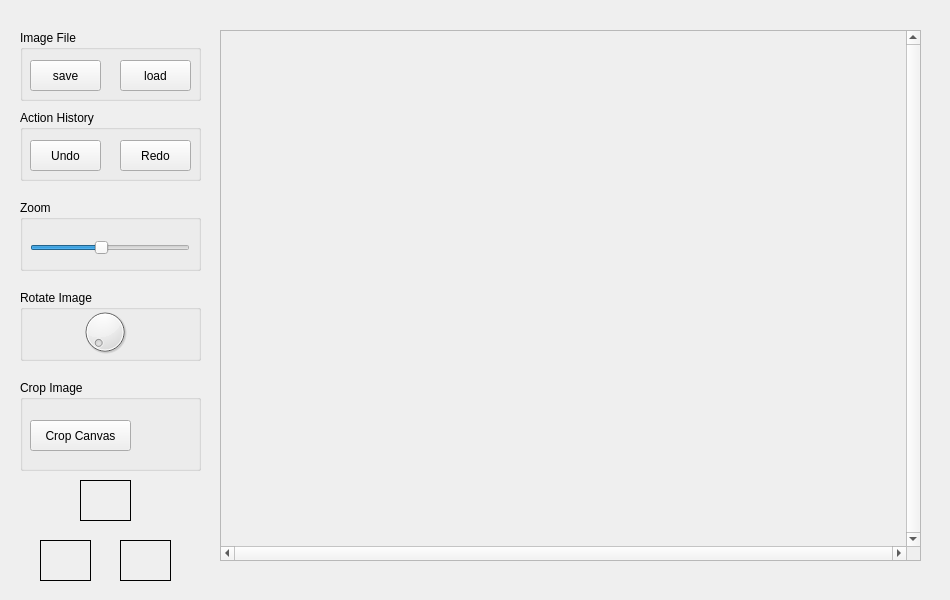
mohamed-shaapan/image_editor, file project_01_try/mainwindow.ui: the form before one commit.
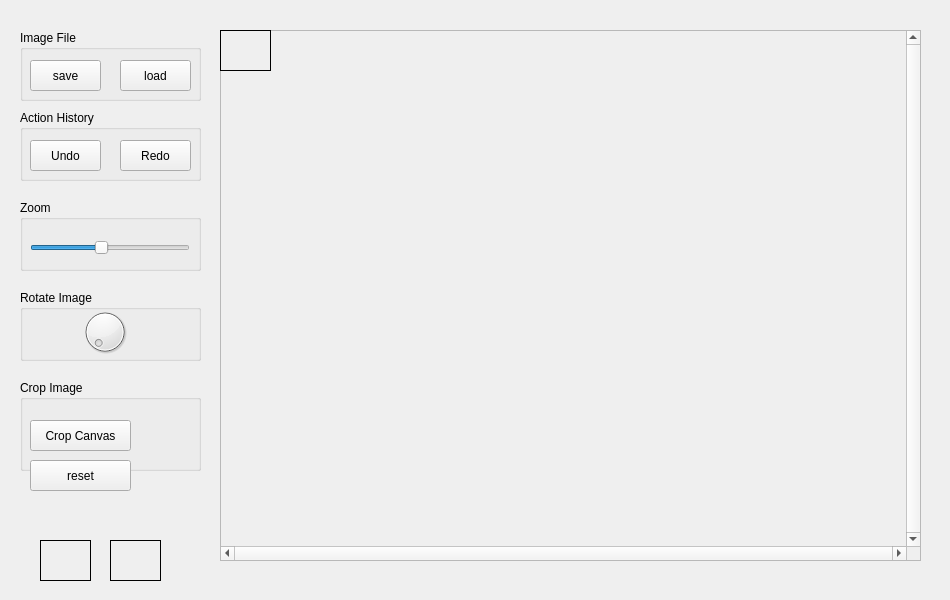
The form after the commit. Custom widgets are drawn as their Qt base class.

```diff
--- a/project_01_try/mainwindow.ui
+++ b/project_01_try/mainwindow.ui
@@ -209,8 +209,8 @@
    <widget class="image_processing" name="image_canvas">
     <property name="geometry">
      <rect>
-      <x>120</x>
-      <y>540</y>
+      <x>220</x>
+      <y>30</y>
       <width>51</width>
       <height>41</height>
      </rect>
@@ -270,8 +270,8 @@
    <widget class="image_processing" name="backup_image">
     <property name="geometry">
      <rect>
-      <x>80</x>
-      <y>480</y>
+      <x>110</x>
+      <y>540</y>
       <width>51</width>
       <height>41</height>
      </rect>
@@ -283,6 +283,19 @@
      <string/>
     </property>
    </widget>
+   <widget class="QPushButton" name="reset_button">
+    <property name="geometry">
+     <rect>
+      <x>30</x>
+      <y>460</y>
+      <width>101</width>
+      <height>31</height>
+     </rect>
+    </property>
+    <property name="text">
+     <string>reset</string>
+    </property>
+   </widget>
   </widget>
  </widget>
  <layoutdefault spacing="6" margin="11"/>
```
